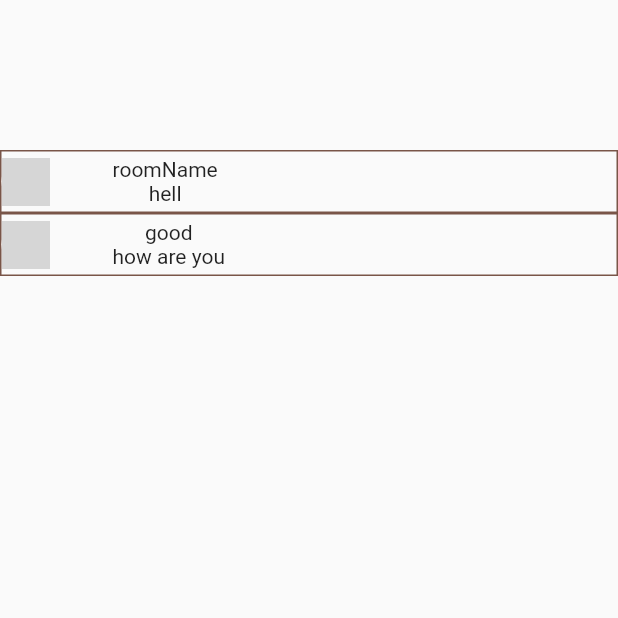
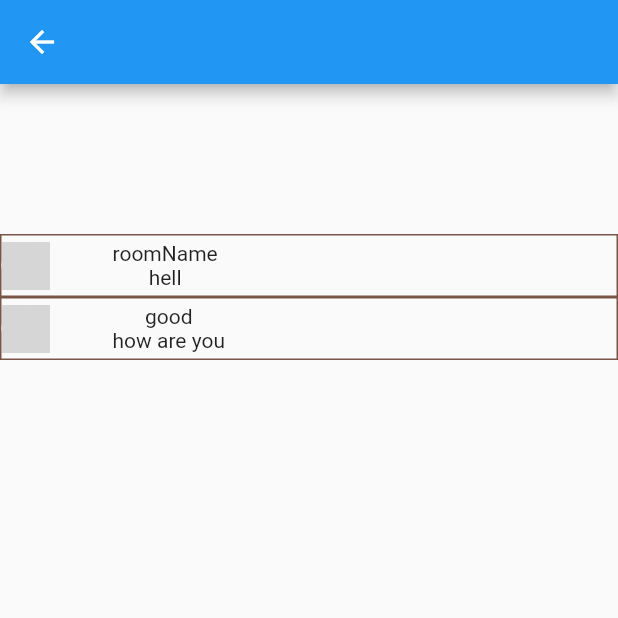
Before and after one commit to harrier999/Bulb-Talk, a Flutter app: the Rooms screen opened directly with empty values, on a phone screen of 412 x 824 dp, the top half of it. Run offline on Flutter 3.47's test engine with Material 2 defaults, Android fonts, the phone set to English and light mode, and no system bars; our stand-ins replace flutter_chat_types, flutter_chat_ui, flutter_dotenv, fluttertoast, get; network calls fail; grey boxes are pictures that could not be loaded.

```diff
--- a/lib/Rooms.dart
+++ b/lib/Rooms.dart
@@ -23,6 +23,9 @@ class _RoomsState extends State<Rooms> {
   @override
   Widget build(BuildContext context) {
     return Scaffold(
+      appBar: AppBar(
+        leading: IconButton(icon: Icon(Icons.arrow_back), onPressed: () => Get.back()),
+      ),
       body: Column(
         children: [
           SizedBox(
```
